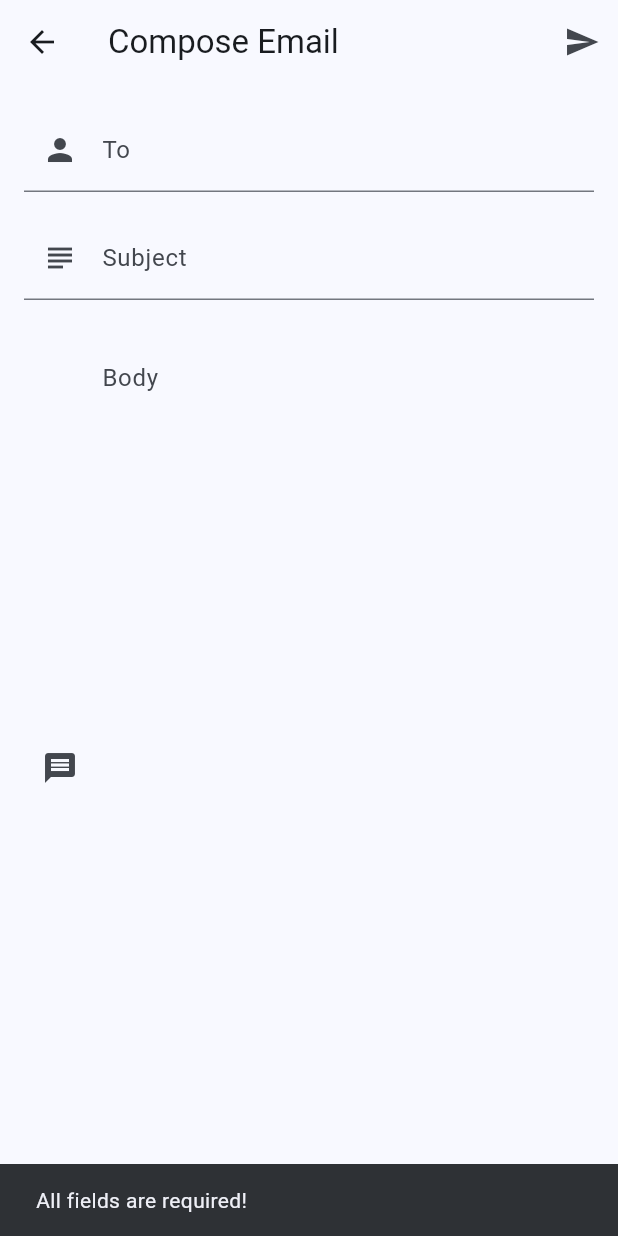
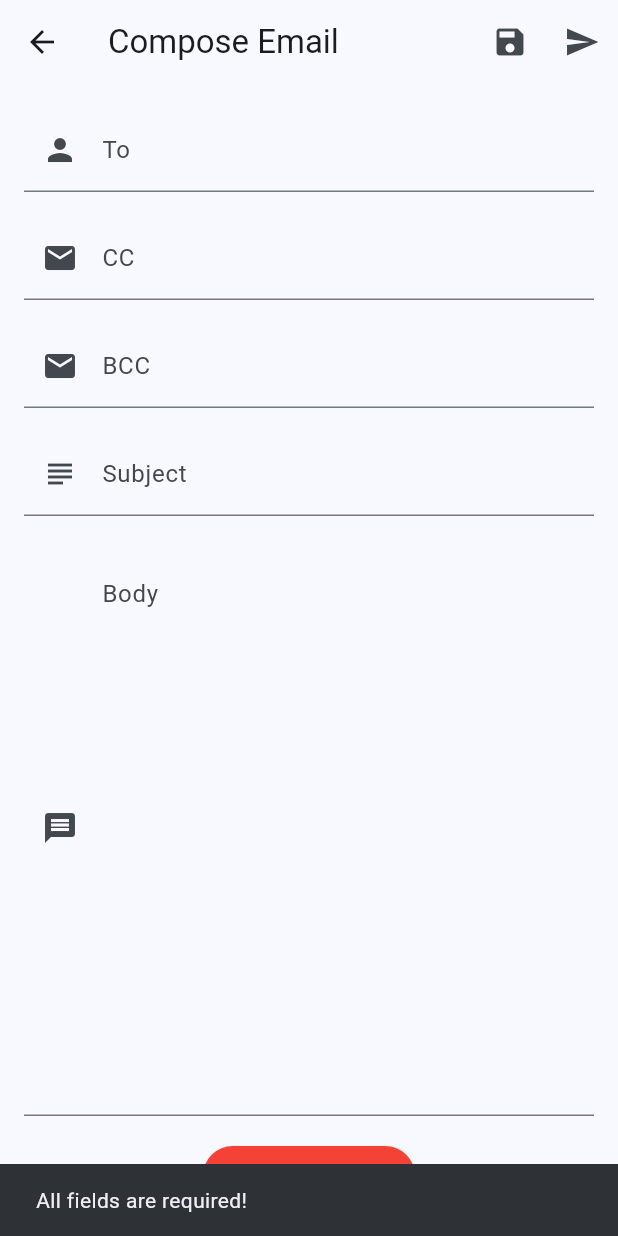
Before and after one commit to TKahh/Epail, a Flutter app: the ComposeEmailScreen screen opened directly, after a tap on the "send" icon, on a phone screen of 412 x 824 dp. Run offline on Flutter 3.47's test engine with Material 3 defaults, Android fonts, the phone set to English and light mode, and no system bars; our stand-ins replace cloud_firestore, file_picker, firebase_auth, firebase_core; missing offline and left inert: dart:html, encrypt; accounts and stored records are empty.

Commit message:
Initial compose menu

```diff
--- a/lib/screens/compose_email_screen.dart
+++ b/lib/screens/compose_email_screen.dart
@@ -1,6 +1,8 @@
 import 'package:cloud_firestore/cloud_firestore.dart';
 import 'package:firebase_auth/firebase_auth.dart';
+import 'package:file_picker/file_picker.dart';
 import 'package:flutter/material.dart';
+import 'package:flutter/services.dart';
 
 import '../services/email_service.dart';
 
@@ -13,12 +15,18 @@ class ComposeEmailScreen extends StatefulWidget {
 
 class _ComposeEmailScreenState extends State<ComposeEmailScreen> {
   final TextEditingController _toController = TextEditingController();
+  final TextEditingController _ccController = TextEditingController();
+  final TextEditingController _bccController = TextEditingController();
   final TextEditingController _subjectController = TextEditingController();
   final TextEditingController _bodyController = TextEditingController();
+
+  List<PlatformFile> attachments = [];  // Change to List<PlatformFile>
 
   @override
   void dispose() {
     _toController.dispose();
+    _ccController.dispose();
+    _bccController.dispose();
     _subjectController.dispose();
     _bodyController.dispose();
     super.dispose();
@@ -59,6 +67,16 @@ class _ComposeEmailScreenState extends State<ComposeEmailScreen> {
         .split(',')
         .map((phone) => normalizePhone(phone.trim()))
         .toList();
+    final ccPhones = _ccController.text
+        .trim()
+        .split(',')
+        .map((phone) => normalizePhone(phone.trim()))
+        .toList();
+    final bccPhones = _bccController.text
+        .trim()
+        .split(',')
+        .map((phone) => normalizePhone(phone.trim()))
+        .toList();
     final subject = _subjectController.text.trim();
     final body = _bodyController.text.trim();
 
@@ -70,13 +88,24 @@ class _ComposeEmailScreenState extends State<ComposeEmailScreen> {
     }
 
     try {
-      await EmailService().sendEmail(fromPhone, toPhones, subject, body);
+      // Pass the attachments list as a named argument
+      await EmailService().sendEmail(
+        fromPhone,
+        toPhones,
+        ccPhones,
+        bccPhones,
+        subject,
+        body,
+        attachments: attachments,  // Named argument for attachments
+      );
 
       ScaffoldMessenger.of(context).showSnackBar(
         const SnackBar(content: Text('Email sent successfully!')),
       );
 
       _toController.clear();
+      _ccController.clear();
+      _bccController.clear();
       _subjectController.clear();
       _bodyController.clear();
       Navigator.pop(context);
@@ -87,12 +116,51 @@ class _ComposeEmailScreenState extends State<ComposeEmailScreen> {
     }
   }
 
+  // Function to pick files as attachments
+  void _pickAttachments() async {
+    FilePickerResult? result = await FilePicker.platform.pickFiles(allowMultiple: true);
+
+    if (result != null) {
+      setState(() {
+        attachments = result.files;  // Store PlatformFile objects
+      });
+    }
+  }
+
+  // Function to save the draft
+  void _saveDraft() async {
+    final currentUser = FirebaseAuth.instance.currentUser;
+
+    if (currentUser == null) {
+      return;
+    }
+
+    await FirebaseFirestore.instance.collection('drafts').add({
+      'from': currentUser.uid,
+      'to': _toController.text,
+      'cc': _ccController.text,
+      'bcc': _bccController.text,
+      'subject': _subjectController.text,
+      'body': _bodyController.text,
+      'attachments': attachments.map((file) => file.path).toList(),  // Save paths in the draft
+      'timestamp': FieldValue.serverTimestamp(),
+    });
+
+    ScaffoldMessenger.of(context).showSnackBar(
+      const SnackBar(content: Text('Draft saved successfully!')),
+    );
+  }
+
   @override
   Widget build(BuildContext context) {
     return Scaffold(
       appBar: AppBar(
         title: const Text('Compose Email'),
         actions: [
+          IconButton(
+            icon: const Icon(Icons.save),
+            onPressed: _saveDraft,
+          ),
           IconButton(
             icon: const Icon(Icons.send),
             onPressed: _sendEmail,
@@ -111,6 +179,24 @@ class _ComposeEmailScreenState extends State<ComposeEmailScreen> {
                 prefixIcon: Icon(Icons.person),
               ),
               keyboardType: TextInputType.phone,
+            ),
+            const SizedBox(height: 16),
+            TextField(
+              controller: _ccController,
+              decoration: const InputDecoration(
+                labelText: 'CC',
+                prefixIcon: Icon(Icons.email),
+              ),
+              keyboardType: TextInputType.emailAddress,
+            ),
+            const SizedBox(height: 16),
+            TextField(
+              controller: _bccController,
+              decoration: const InputDecoration(
+                labelText: 'BCC',
+                prefixIcon: Icon(Icons.email),
+              ),
+              keyboardType: TextInputType.emailAddress,
             ),
             const SizedBox(height: 16),
             TextField(
@@ -134,6 +220,23 @@ class _ComposeEmailScreenState extends State<ComposeEmailScreen> {
                 textAlignVertical: TextAlignVertical.top,
               ),
             ),
+            const SizedBox(height: 16),
+            ElevatedButton.icon(
+              onPressed: _pickAttachments,
+              icon: const Icon(Icons.attach_file),
+              label: const Text('Attach Files'),
+            ),
+            if (attachments.isNotEmpty)
+              Padding(
+                padding: const EdgeInsets.only(top: 16.0),
+                child: Column(
+                  crossAxisAlignment: CrossAxisAlignment.start,
+                  children: [
+                    const Text('Attachments:'),
+                    ...attachments.map((file) => Text(file.name)).toList(),  // Show file names
+                  ],
+                ),
+              ),
           ],
         ),
       ),
--- a/pubspec.yaml
+++ b/pubspec.yaml
@@ -17,7 +17,10 @@ dependencies:
   shared_preferences: ^2.3.3
   image_picker: ^1.1.2
   image: ^4.3.0
-  intl: ^0.20.1
+  #intl: ^0.19.0
+  file_picker: ^5.2.9           # For file selection
+  flutter_html: ^3.0.0-alpha.6  # For displaying formatted text
+  flutter_quill: ^7.0.6         # WYSIWYG editor
 
 dev_dependencies:
   flutter_test:
```
Also changed, not shown: lib/services/email_service.dart (+21 -18 lines), pubspec.lock, 5 other files.
